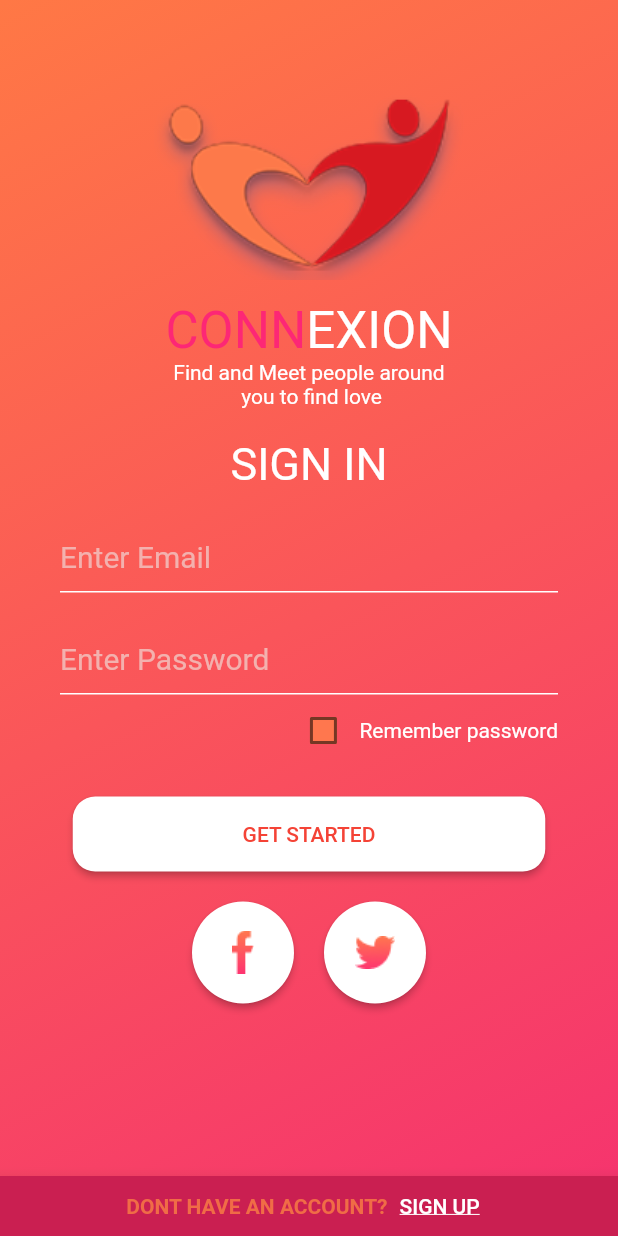
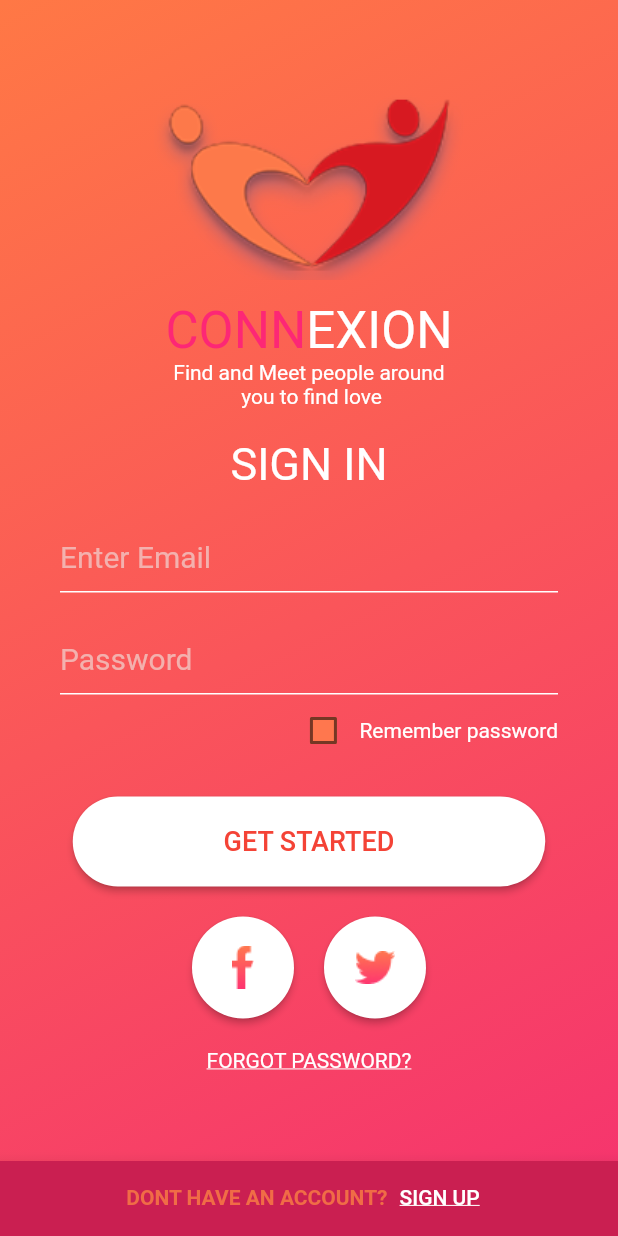
Before and after one commit to minhtien1403/flutter_homework_1, a Flutter app: the screen it shows after launch, on a phone screen of 412 x 824 dp. Run offline on Flutter 3.47's test engine with Material 2 defaults, Android fonts, the phone set to English and light mode, and no system bars.

Commit message:
implement sign up screen

```diff
--- a/lib/View/BottomAppBar.dart
+++ b/lib/View/BottomAppBar.dart
@@ -1,4 +1,5 @@
 import 'package:flutter/material.dart';
+import 'package:flutter_homework_1/signUpScreen.dart';
 
 class MyBottomAppBar extends StatelessWidget {
   const MyBottomAppBar({Key? key}) : super(key: key);
@@ -8,18 +9,26 @@ class MyBottomAppBar extends StatelessWidget {
     return BottomAppBar(
       color: Color.fromRGBO(202, 31, 81, 1),
       child: Container(
-        height: 40,
-        child: Row(
+          height: 50,
+          child: Column(
+            crossAxisAlignment: CrossAxisAlignment.center,
+            children: [
+              Row(
                 mainAxisAlignment: MainAxisAlignment.center,
-          children: const [
-            Text('DONT HAVE AN ACCOUNT?',
+                children: [
+                  const Text('DONT HAVE AN ACCOUNT?',
                       textAlign: TextAlign.center,
                       style: TextStyle(
                           color: Color.fromRGBO(240, 108, 70, 1),
                           fontWeight: FontWeight.bold)),
                   TextButton(
-                onPressed: null,
-                child: Text(
+                      onPressed: () {
+                        Navigator.push(
+                            context,
+                            MaterialPageRoute(
+                                builder: (context) => const SignUpScreen()));
+                      },
+                      child: const Text(
                         'SIGN UP',
                         style: TextStyle(
                             color: Colors.white,
@@ -27,7 +36,8 @@ class MyBottomAppBar extends StatelessWidget {
                       ))
                 ],
               ),
-      ),
+            ],
+          )),
     );
   }
 }
--- /dev/null
+++ b/lib/View/LoginButtonVIew.dart
@@ -0,0 +1,56 @@
+import 'package:flutter/material.dart';
+
+import 'SnsButton.dart';
+
+class LoginButtonView extends StatelessWidget {
+  const LoginButtonView({Key? key}) : super(key: key);
+
+  @override
+  Widget build(BuildContext context) {
+    return Column(
+      children: [
+        SizedBox(
+          width: 315,
+          height: 60,
+          child: ElevatedButton(
+            onPressed: () {},
+            style: ButtonStyle(
+                foregroundColor: MaterialStateProperty.all<Color>(Colors.red),
+                backgroundColor: MaterialStateProperty.all<Color>(Colors.white),
+                shape: MaterialStateProperty.all<RoundedRectangleBorder>(
+                    RoundedRectangleBorder(
+                  borderRadius: BorderRadius.circular(30),
+                ))),
+            child: const Text(
+              'GET STARTED',
+              style: TextStyle(fontSize: 18),
+            ),
+          ),
+        ),
+        const SizedBox(
+          height: 20,
+        ),
+        Row(
+          mainAxisAlignment: MainAxisAlignment.center,
+          children: const <Widget>[
+            SNSButton(
+              imageName: 'fb.png',
+            ),
+            SizedBox(
+              width: 20,
+            ),
+            SNSButton(imageName: 'twitter.png')
+          ],
+        ),
+        const SizedBox(
+          height: 20,
+        ),
+        const Text(
+          "FORGOT PASSWORD?",
+          style: TextStyle(
+              color: Colors.white, decoration: TextDecoration.underline),
+        )
+      ],
+    );
+  }
+}
--- /dev/null
+++ b/lib/View/LoginInputView.dart
@@ -0,0 +1,58 @@
+import 'package:flutter/material.dart';
+import 'Checkbox.dart';
+
+class LoginInputView extends StatelessWidget {
+  const LoginInputView({Key? key}) : super(key: key);
+
+  @override
+  Widget build(BuildContext context) {
+    return Column(
+      children: [
+        const Text(
+          'SIGN IN',
+          textAlign: TextAlign.center,
+          style: TextStyle(fontSize: 30, color: Colors.white),
+        ),
+        const Padding(
+          padding: EdgeInsets.only(top: 20, bottom: 20, left: 40, right: 40),
+          child: TextField(
+            decoration: InputDecoration(
+                hintText: "Enter Email",
+                hintStyle: TextStyle(
+                    color: Color.fromRGBO(243, 177, 174, 1), fontSize: 20),
+                enabledBorder: UnderlineInputBorder(
+                    borderSide: BorderSide(color: Colors.white)),
+                focusedBorder: UnderlineInputBorder(
+                    borderSide: BorderSide(color: Colors.white))),
+          ),
+        ),
+        const Padding(
+          padding: EdgeInsets.only(top: 0, left: 40, right: 40),
+          child: TextField(
+            decoration: InputDecoration(
+                hintText: "Password",
+                hintStyle: TextStyle(
+                    color: Color.fromRGBO(243, 177, 174, 1), fontSize: 20),
+                enabledBorder: UnderlineInputBorder(
+                    borderSide: BorderSide(color: Colors.white)),
+                focusedBorder: UnderlineInputBorder(
+                    borderSide: BorderSide(color: Colors.white))),
+          ),
+        ),
+        Padding(
+          padding: EdgeInsets.only(right: 40, bottom: 20),
+          child: Row(
+            mainAxisAlignment: MainAxisAlignment.end,
+            children: const [
+              MyCheckBox(),
+              Text(
+                "Remember password",
+                style: TextStyle(color: Colors.white),
+              )
+            ],
+          ),
+        ),
+      ],
+    );
+  }
+}
--- a/lib/loginScreen.dart
+++ b/lib/loginScreen.dart
@@ -1,8 +1,8 @@
 // ignore: file_names
 import 'package:flutter/material.dart';
-import 'package:flutter_homework_1/View/SnsButton.dart';
+import 'package:flutter_homework_1/View/LoginButtonVIew.dart';
+import 'package:flutter_homework_1/View/LoginInputView.dart';
 import 'View/BottomAppBar.dart';
-import 'View/Checkbox.dart';
 import 'View/TopView.dart';
 
 class LoginScreen extends StatefulWidget {
@@ -27,79 +27,14 @@ class _LoginScreenState extends State<LoginScreen> {
       child: Scaffold(
         backgroundColor: Colors.transparent,
         body: Column(
-            children: <Widget>[
+          children: const <Widget>[
             SignInTopView(),
-              const Text(
-                'SIGN IN',
-                textAlign: TextAlign.center,
-                style: TextStyle(fontSize: 30, color: Colors.white),
-              ),
-              const Padding(
-                padding:
-                    EdgeInsets.only(top: 20, bottom: 20, left: 40, right: 40),
-                child: TextField(
-                  decoration: InputDecoration(
-                      hintText: "Enter Email",
-                      hintStyle: TextStyle(color: Color.fromRGBO(243, 177, 174, 1), fontSize: 20),
-                      enabledBorder: UnderlineInputBorder(
-                          borderSide: BorderSide(color: Colors.white)),
-                      focusedBorder: UnderlineInputBorder(
-                          borderSide: BorderSide(color: Colors.white))),
-                ),
-              ),
-              const Padding(
-                padding: EdgeInsets.only(top: 0, left: 40, right: 40),
-                child: TextField(
-                  decoration: InputDecoration(
-                      hintText: "Enter Password",
-                      hintStyle: TextStyle(color: Color.fromRGBO(243, 177, 174, 1), fontSize: 20),
-                      enabledBorder: UnderlineInputBorder(
-                          borderSide: BorderSide(color: Colors.white)),
-                      focusedBorder: UnderlineInputBorder(
-                          borderSide: BorderSide(color: Colors.white))),
-                ),
-              ),
-              Padding(
-                padding: EdgeInsets.only(right: 40, bottom: 20),
-                child: Row(
-                  mainAxisAlignment: MainAxisAlignment.end,
-                  children: const [
-                    MyCheckBox(),
-                    Text(
-                      "Remember password",
-                      style: TextStyle(color: Colors.white),
-                    )
+            LoginInputView(),
+            LoginButtonView()
           ],
         ),
+        bottomSheet: MyBottomAppBar(),
       ),
-              SizedBox(
-                width: 315,
-                height: 50,
-                child: ElevatedButton(
-                  onPressed: () {},
-                  child: Text("GET STARTED"),
-                  style: ButtonStyle(
-                      foregroundColor:
-                          MaterialStateProperty.all<Color>(Colors.red),
-                      backgroundColor:
-                          MaterialStateProperty.all<Color>(Colors.white),
-                      shape: MaterialStateProperty.all<RoundedRectangleBorder>(
-                          RoundedRectangleBorder(
-                              borderRadius: BorderRadius.circular(15),))),
-                ),
-              ),
-              SizedBox(height: 20,),
-              Row(
-                mainAxisAlignment: MainAxisAlignment.center,
-                children: <Widget>[
-                  SNSButton(imageName: 'fb.png',),
-                  SizedBox(width: 20,),
-                  SNSButton(imageName: 'twitter.png')
-                ],
-              )
-            ],
-          ),
-          bottomNavigationBar: MyBottomAppBar()),
     );
   }
 }
--- a/lib/main.dart
+++ b/lib/main.dart
@@ -10,7 +10,7 @@ class MyApp extends StatelessWidget {
 
   @override
   Widget build(BuildContext context) {
-    return MaterialApp(
+    return const MaterialApp(
       debugShowCheckedModeBanner: false,
       home: LoginScreen(),
     );
--- a/pubspec.yaml
+++ b/pubspec.yaml
@@ -62,6 +62,7 @@ flutter:
      - assets/images/logo.png
      - assets/images/fb.png
      - assets/images/twitter.png
+     - assets/images/vertical_line.png
 
 
   # An image asset can refer to one or more resolution-specific "variants", see
```
Also changed, not shown: lib/signUpScreen.dart (added, +91 -0 lines), assets/images/vertical_line.png (added), lib/View/CustomButton.dart (added), lib/View/TopView.dart (line endings or trailing spaces). Lines whose indentation alone changed are shown as unchanged.
